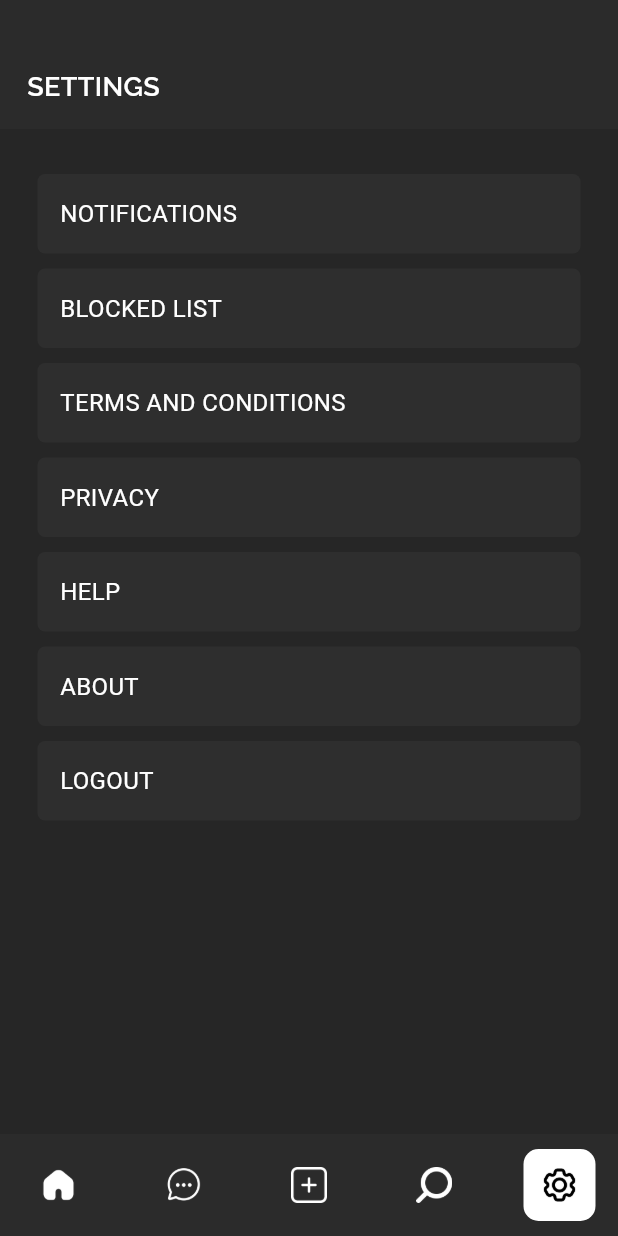
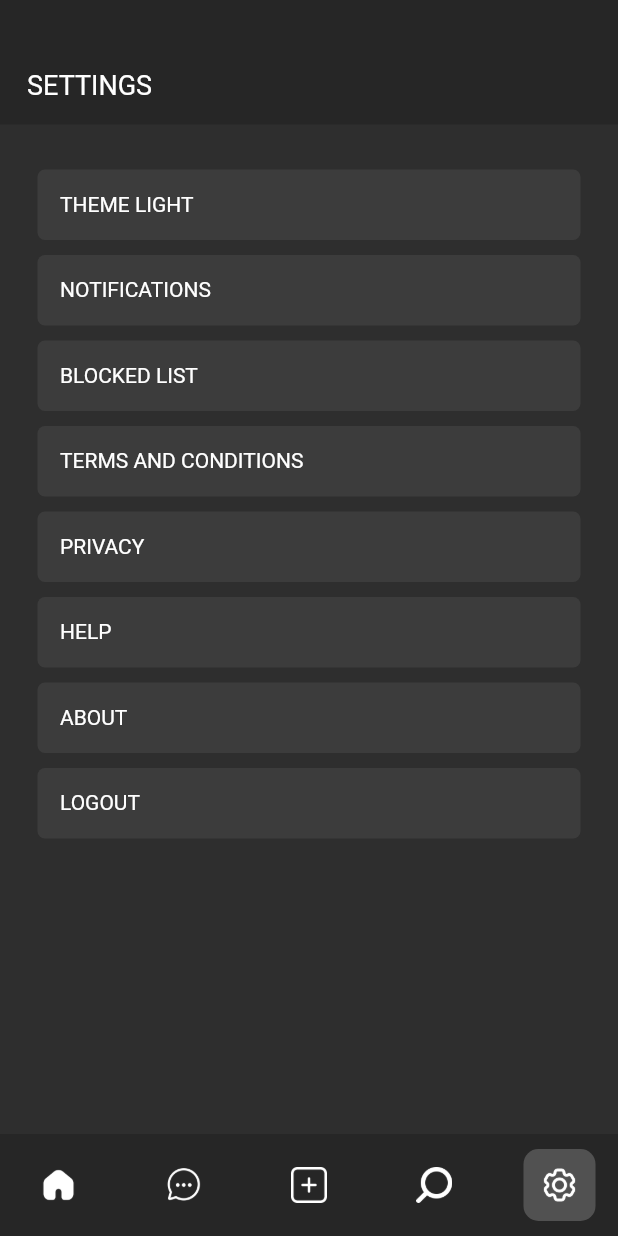
Before and after one commit to Raj481/Social-App, a Flutter app: the screen it shows after launch, item 5 of the bottom bar chosen, on a phone screen of 412 x 824 dp. Run offline on Flutter 3.47's test engine with Material 3 defaults, Android fonts, the phone set to English and light mode, and no system bars; our stand-ins replace flutter_bloc, shared_preferences.

Commit message:
Theme setup work

```diff
--- a/lib/screens/chat/chat_list_screen.dart
+++ b/lib/screens/chat/chat_list_screen.dart
@@ -17,20 +17,13 @@ class _ChatListScreenState extends State<ChatListScreen> {
   @override
   Widget build(BuildContext context) {
     return Scaffold(
-      backgroundColor: ColorRes.white.withOpacity(.03),
+      backgroundColor: Theme.of(context).colorScheme.background,
       body: Column(
         children: [
           CustomAppBarView(
             title: Text(
               StringRes.chat.toUpperCase(),
-              style: TextStyle(
-                  fontFamily: FontRes.ralewaySemiBold,
-                  color: ColorRes.white,
-                  fontSize: 18
-              ),
-            ),
-            decoration: BoxDecoration(
-                color: ColorRes.primaryBlack
+              style: Theme.of(context).textTheme.titleLarge,
             ),
           ),
           Flexible(
--- a/lib/screens/dashboard/bottom_nav_view.dart
+++ b/lib/screens/dashboard/bottom_nav_view.dart
@@ -1,8 +1,11 @@
 
 import 'package:flutter/material.dart';
+import 'package:flutter_bloc/flutter_bloc.dart';
 // import custom package
+import '../../logic/theme/theme_bloc.dart';
 import '../../utils/color_res.dart';
 import '../../utils/image_res.dart';
+import '../../utils/theme_res.dart';
 
 class BottomNavView extends StatefulWidget {
 
@@ -22,6 +25,8 @@ class _BottomNavViewState extends State<BottomNavView> {
 
   @override
   Widget build(BuildContext context) {
+    return BlocBuilder<ThemeBloc, ThemeData>(
+        builder: (_, themeState) {
           return Container(
             constraints: const BoxConstraints(
                 minHeight: 65
@@ -31,135 +36,95 @@ class _BottomNavViewState extends State<BottomNavView> {
                 top: 10, bottom: 10
             ),
             decoration: BoxDecoration(
-          color: ColorRes.secondaryBlack.withOpacity(.1)
+                color: Theme.of(context).primaryColor
             ),
             child: Row(
               mainAxisAlignment: MainAxisAlignment.spaceBetween,
               children: [
-          InkWell(
-            onTap: () => widget.onTap(0),
-            borderRadius: BorderRadius.circular(15),
-            child: Container(
-              decoration: BoxDecoration(
-                color: (widget.currentIndex == 0) ? ColorRes.white : ColorRes.transparent,
-                borderRadius: BorderRadius.circular(10)
+
+                _buildButton(
+                    isSelected: (widget.currentIndex == 0),
+                    index: 0,
+                    icon: (themeState == ThemeRes.of().darkTheme) ? ImageRes.icHomeWhite : ImageRes.icHomeBlack,
+                    selectedIcon: (themeState == ThemeRes.of().darkTheme) ? ImageRes.icHomeWhite : ImageRes.icHomeBlack,
                 ),
-              padding: const EdgeInsets.all(12.0),
-              child: (widget.currentIndex == 0)
-                  ? Image(
-                image: AssetImage(
-                    ImageRes.icHomeBlack
+
+                _buildButton(
+                  isSelected: (widget.currentIndex == 1),
+                  index: 1,
+                  icon: (themeState == ThemeRes.of().darkTheme) ? ImageRes.icChatBubbleWhite : ImageRes.icChatBubbleBlack,
+                  selectedIcon: (themeState == ThemeRes.of().darkTheme) ? ImageRes.icChatBubbleWhite : ImageRes.icChatBubbleBlack,
                 ),
-                height: 24,
-              )
-                  : Image(
-                    image: AssetImage(
-                      ImageRes.icHomeWhite
+
+                _buildButton(
+                  isSelected: (widget.currentIndex == 2),
+                  index: 2,
+                  icon: (themeState == ThemeRes.of().darkTheme) ? ImageRes.icAddWhite : ImageRes.icAddBlack,
+                  selectedIcon: (themeState == ThemeRes.of().darkTheme) ? ImageRes.icAddWhite : ImageRes.icAddBlack,
                 ),
-                    height: 24,
+
+                _buildButton(
+                  isSelected: (widget.currentIndex == 3),
+                  index: 3,
+                  icon: (themeState == ThemeRes.of().darkTheme) ? ImageRes.icSearchWhite : ImageRes.icSearchBlack,
+                  selectedIcon: (themeState == ThemeRes.of().darkTheme) ? ImageRes.icSearchWhite : ImageRes.icSearchBlack,
                 ),
-            ),
-          ),
-          InkWell(
-            onTap: () => widget.onTap(1),
-            borderRadius: BorderRadius.circular(15),
-            child: Container(
-              decoration: BoxDecoration(
-                  color: (widget.currentIndex == 1) ? ColorRes.white : ColorRes.transparent,
-                  borderRadius: BorderRadius.circular(10)
-              ),
-              padding: const EdgeInsets.all(12.0),
-              child:  (widget.currentIndex == 1)
-                  ? Image(
-                image: AssetImage(
-                    ImageRes.icChatBubbleBlack
-                ),
-                height: 24,
-              )
-                  : Image(
-                image: AssetImage(
-                    ImageRes.icChatBubbleWhite
-                ),
-                height: 24,
-              ),
-            ),
-          ),
-          InkWell(
-            onTap: () => widget.onTap(2),
-            borderRadius: BorderRadius.circular(15),
-            child: Container(
-              decoration: BoxDecoration(
-                  color: (widget.currentIndex == 2) ? ColorRes.white : ColorRes.transparent,
-                  borderRadius: BorderRadius.circular(10)
-              ),
-              padding: const EdgeInsets.all(12.0),
-              child: (widget.currentIndex == 2)
-                  ? Image(
-                image: AssetImage(
-                    ImageRes.icAddBlack
-                ),
-                height: 24,
-              )
-                  : Image(
-                image: AssetImage(
-                    ImageRes.icAddWhite
-                ),
-                height: 24,
-              ),
-            ),
-          ),
-          InkWell(
-            onTap: () => widget.onTap(3),
-            borderRadius: BorderRadius.circular(15),
-            child: Container(
-              decoration: BoxDecoration(
-                  color: (widget.currentIndex == 3) ? ColorRes.white : ColorRes.transparent,
-                  borderRadius: BorderRadius.circular(10)
-              ),
-              padding: const EdgeInsets.all(12.0),
-              child: (widget.currentIndex == 3)
-                  ? Image(
-                image: AssetImage(
-                    ImageRes.icSearchBlack
-                ),
-                height: 24,
-              )
-                  : Image(
-                image: AssetImage(
-                    ImageRes.icSearchWhite
-                ),
-                height: 24,
-              ),
-            ),
-          ),
-          InkWell(
-            onTap: () => widget.onTap(4),
-            borderRadius: BorderRadius.circular(15),
-            child: Container(
-                decoration: BoxDecoration(
-                    color: (widget.currentIndex == 4) ? ColorRes.white : ColorRes.transparent,
-                    borderRadius: BorderRadius.circular(10)
-                ),
-              padding: const EdgeInsets.all(12.0),
-                child: (widget.currentIndex == 4)
-                    ? Image(
-                image: AssetImage(
-                    ImageRes.icSettingsBlack
-                ),
-                height: 24,
-              )
-                    : Image(
-                image: AssetImage(
-                    ImageRes.icSettingsWhite
-                ),
-                height: 24,
-              )
-            ),
+
+                _buildButton(
+                  isSelected: (widget.currentIndex == 4),
+                  index: 4,
+                  icon: (themeState == ThemeRes.of().darkTheme) ? ImageRes.icSettingsWhite : ImageRes.icSettingsBlack,
+                  selectedIcon: (themeState == ThemeRes.of().darkTheme) ? ImageRes.icSettingsWhite : ImageRes.icSettingsBlack,
                 ),
               ],
             ),
           );
         }
+    );
+  }
 
+  Widget _buildButton({
+    required bool isSelected,
+    required int index,
+    required String icon,
+    required String selectedIcon,
+  }){
+
+    return isSelected
+        ? InkWell(
+      onTap: () => widget.onTap(index),
+      borderRadius: BorderRadius.circular(15),
+      child: Container(
+        decoration: BoxDecoration(
+            color: Theme.of(context).colorScheme.onBackground,
+            borderRadius: BorderRadius.circular(10)
+        ),
+        padding: const EdgeInsets.all(12.0),
+        child: Image(
+          image: AssetImage(
+              selectedIcon
+          ),
+          height: 24,
+        ),
+      ),
+    )
+        : InkWell(
+      onTap: () => widget.onTap(index),
+      borderRadius: BorderRadius.circular(15),
+      child: Container(
+        decoration: BoxDecoration(
+            color: ColorRes.transparent,
+            borderRadius: BorderRadius.circular(10)
+        ),
+        padding: const EdgeInsets.all(12.0),
+        child: Image(
+          image: AssetImage(
+              icon
+          ),
+          height: 24,
+        ),
+      ),
+    );
+  }
 
 }
--- a/lib/screens/dashboard/dashboard_screen.dart
+++ b/lib/screens/dashboard/dashboard_screen.dart
@@ -27,6 +27,8 @@ class _DashBoardScreenState extends State<DashBoardScreen> {
   int index = 0;
   @override
   Widget build(BuildContext context) {
+    return BlocBuilder<ThemeBloc, ThemeData>(
+        builder: (_, state) {
           return Scaffold(
             // ColorRes.primaryBlack
             backgroundColor: Theme.of(context).primaryColor,
@@ -53,10 +55,11 @@ class _DashBoardScreenState extends State<DashBoardScreen> {
                   setState(() {
                     index = value;
                   });
-           // BlocProvider.of<ThemeBloc>(context).add(ThemeSwitchEvent());
                 }
               },
             ),
           );
         }
+    );
   }
+}
--- a/lib/screens/home/home_screen.dart
+++ b/lib/screens/home/home_screen.dart
@@ -18,17 +18,13 @@ class _HomeScreenState extends State<HomeScreen> {
   @override
   Widget build(BuildContext context) {
     return Scaffold(
-      backgroundColor: ColorRes.white.withOpacity(.03),
+      backgroundColor: Theme.of(context).colorScheme.background,
       body: Column(
         children: [
           CustomAppBarView(
             title: Text(
               StringRes.appName.toUpperCase(),
-              style: TextStyle(
-                  fontFamily: FontRes.ralewaySemiBold,
-                  color: ColorRes.white,
-                  fontSize: 18
-              ),
+              style: Theme.of(context).textTheme.titleLarge,
             ),
             trailing: [
               InkWell(
@@ -40,9 +36,6 @@ class _HomeScreenState extends State<HomeScreen> {
                 ),
               )
             ],
-            decoration: BoxDecoration(
-              color: ColorRes.primaryBlack
-            ),
           ),
           Flexible(
               child: ListView.builder(
--- a/lib/screens/search/search_screen.dart
+++ b/lib/screens/search/search_screen.dart
@@ -19,23 +19,19 @@ class _SearchScreenState extends State<SearchScreen> {
   @override
   Widget build(BuildContext context) {
     return Scaffold(
-      backgroundColor: ColorRes.primaryBlack,
+      backgroundColor: Theme.of(context).colorScheme.background,
       body: Column(
         children: [
           CustomAppBarView(
             title: Text(
               StringRes.search.toUpperCase(),
-              style: TextStyle(
-                  fontFamily: FontRes.ralewaySemiBold,
-                  color: ColorRes.white,
-                  fontSize: 18
-              ),
+              style: Theme.of(context).textTheme.titleLarge,
             ),
           ),
           const SizedBox(height: 15,),
           Row(
             children: [
-              CustomTextField(
+             /* CustomTextField(
                 hintText: "Search",
                 boxDecoration: BoxDecoration(
                   color: ColorRes.white.withOpacity(.1),
@@ -51,11 +47,11 @@ class _SearchScreenState extends State<SearchScreen> {
                     fontFamily: FontRes.robotoRegular,
                     fontSize: 14
                 ),
-              ),
+              ),*/
             ],
           ),
           const SizedBox(height: 15,),
-          SizedBox(
+          /*SizedBox(
             height: 190,
             child: ListView.builder(
                 scrollDirection: Axis.horizontal,
@@ -116,7 +112,7 @@ class _SearchScreenState extends State<SearchScreen> {
                   );
                 }
             ),
-          ),
+          ),*/
           const SizedBox(height: 15,),
         ],
       ),
--- a/lib/screens/setting/settings_screen.dart
+++ b/lib/screens/setting/settings_screen.dart
@@ -1,7 +1,10 @@
 
 import 'package:flutter/material.dart';
+import 'package:flutter_bloc/flutter_bloc.dart';
 import 'package:socialapp/widgets/rounded_container_view.dart';
 
+import '../../logic/theme/theme_bloc.dart';
+import '../../logic/theme/theme_event.dart';
 import '../../utils/color_res.dart';
 import '../../utils/font_res.dart';
 import '../../utils/string_res.dart';
@@ -17,6 +20,7 @@ class SettingsScreen extends StatefulWidget {
 class _SettingsScreenState extends State<SettingsScreen> {
 
   final List<String> _list = [
+    "Theme Light",
     "Notifications",
     "Blocked List",
     "Terms and Conditions",
@@ -29,17 +33,13 @@ class _SettingsScreenState extends State<SettingsScreen> {
   @override
   Widget build(BuildContext context) {
     return Scaffold(
-      backgroundColor: ColorRes.primaryBlack,
+      backgroundColor: Theme.of(context).colorScheme.background,
       body: Column(
         children: [
           CustomAppBarView(
             title: Text(
               StringRes.settings.toUpperCase(),
-              style: TextStyle(
-                  fontFamily: FontRes.ralewaySemiBold,
-                  color: ColorRes.white,
-                  fontSize: 18
-              ),
+              style: Theme.of(context).textTheme.titleLarge,
             ),
           ),
           Flexible(
@@ -58,11 +58,11 @@ class _SettingsScreenState extends State<SettingsScreen> {
                         minHeight: 45
                       ),
                       boxDecoration: BoxDecoration(
-                        color: ColorRes.greyMedium.withOpacity(.1),
+                        color: Theme.of(context).cardColor,
                         borderRadius: BorderRadius.circular(5),
                       ),
                       child: InkWell(
-                        onTap: (){},
+                        onTap: () => onItemTap(index),
                         borderRadius: BorderRadius.circular(5),
                         child: Padding(
                           padding: const EdgeInsets.symmetric(
@@ -73,11 +73,7 @@ class _SettingsScreenState extends State<SettingsScreen> {
                             children: [
                               Text(
                                 _list.elementAt(index).toUpperCase(),
-                                style: TextStyle(
-                                    fontFamily: FontRes.robotoRegular,
-                                    color: ColorRes.white,
-                                    fontSize: 16,
-                                ),
+                                style: Theme.of(context).textTheme.displaySmall,
                               ),
                             ],
                           ),
@@ -91,4 +87,13 @@ class _SettingsScreenState extends State<SettingsScreen> {
       ),
     );
   }
+
+  onItemTap(int index){
+    if(index == 0){
+      setState(() {
+        _list[index] = "Theme Light";
+      });
+      BlocProvider.of<ThemeBloc>(context).add(ThemeSwitchEvent());
+    }
+  }
 }
--- a/lib/utils/color_res.dart
+++ b/lib/utils/color_res.dart
@@ -13,11 +13,21 @@ class ColorRes {
   static Color get primaryBlack => const Color(0xFF262626);
   static Color get secondaryBlack => const Color(0xFF595959);
   static Color get white => const Color(0xFFffffff);
+  static Color get whiteSecondary => const Color(0xFFEDEADE);
   static Color get whiteMedium => const Color(0x9bffffff);
+  static Color get pearl => const Color(0xFFE2DFD2);
   static Color get redMedium => const Color(0xFFe60000);
   static Color get redLight => const Color(0xFFff4d4d);
   static Color get redDark => const Color(0xFF4d0000);
   static Color get greyLight => const Color(0xFFbfbfbf);
   static Color get greyMedium => const Color(0xFF737373);
 
+  //////
+  static Color get beige => const Color(0xFFE4E6C3);
+  static Color get babyPowder => const Color(0xFFF7F7F2);
+  static Color get smokyBlack => const Color(0xFF14110F);
+  static Color get jet => const Color(0xFF34312D);
+  static Color get almond => const Color(0xFFF2E2D2);
+  static Color get ashGrey => const Color(0xFFBCC1BA);
+
 }
--- a/lib/utils/image_res.dart
+++ b/lib/utils/image_res.dart
@@ -1,5 +1,15 @@
+
+
+import 'package:flutter/material.dart';
 
 class ImageRes {
+  ImageRes._();
+  static bool isDarkMode = false;
+  static ImageRes instance = ImageRes._();
+  static ImageRes of(BuildContext context) {
+    isDarkMode = Theme.of(context).brightness == Brightness.dark;
+    return instance;
+  }
   static String get image => "assets/images";
   static String get utils => "assets/images/utils";
   static String get icAddBlack => "$image/ic_add_black.png";
@@ -21,6 +31,9 @@ class ImageRes {
   static String get icSearchWhite => "$image/ic_search_white.png";
   static String get icSettingsBlack => "$image/ic_settings_black.png";
   static String get icSettingsWhite => "$image/ic_settings_white.png";
+
+  String get icSettingsSelected => isDarkMode
+      ? "$image/ic_settings_black.png" : "$image/ic_settings_white.png";
   static String get icUserWhite => "$image/ic_user_white.png";
   static String get icUserBlack => "$image/ic_user_black.png";
   static String get icSendBlack => "$image/ic_send_black.png";
--- a/lib/utils/theme_res.dart
+++ b/lib/utils/theme_res.dart
@@ -2,6 +2,7 @@
 
 import 'package:flutter/material.dart';
 import 'package:socialapp/utils/color_res.dart';
+import 'package:socialapp/utils/font_res.dart';
 
 class ThemeRes {
 
@@ -12,13 +13,85 @@ class ThemeRes {
   }
   ThemeData get darkTheme => ThemeData(
     primaryColor: ColorRes.primaryBlack,
-    textTheme: const TextTheme(),
-    buttonTheme: const ButtonThemeData()
+    secondaryHeaderColor: ColorRes.white,
+    cardColor: ColorRes.greyMedium.withOpacity(.2),
+    textTheme: TextTheme(
+        displaySmall: TextStyle(
+            fontFamily: FontRes.robotoRegular,
+            color: ColorRes.white,
+            fontSize: 14
+        ),
+        titleSmall: TextStyle(
+            fontFamily: FontRes.robotoRegular,
+            color: ColorRes.white,
+            fontSize: 14
+        ),
+        displayLarge: TextStyle(
+          fontFamily: FontRes.robotoRegular,
+          color: ColorRes.white,
+          fontSize: 18
+      ),
+        titleLarge: TextStyle(
+            fontFamily: FontRes.robotoRegular,
+            color: ColorRes.white,
+            fontSize: 18
+        ),
+    ),
+    colorScheme: ColorScheme(
+        brightness: Brightness.dark,
+        primary: ColorRes.primaryBlack,
+        onPrimary: ColorRes.transparent,
+        secondary: ColorRes.white.withOpacity(.3),
+        onSecondary: ColorRes.transparent,
+        error: ColorRes.transparent,
+        onError: ColorRes.transparent,
+        background: ColorRes.greyMedium.withOpacity(.1),
+        onBackground: ColorRes.whiteMedium.withOpacity(.2),
+        surface: ColorRes.transparent,
+        onSurface: ColorRes.transparent
+    ),
   );
   ThemeData get lightTheme => ThemeData(
       primaryColor: ColorRes.white,
-      textTheme: const TextTheme(),
-      buttonTheme: const ButtonThemeData()
+    secondaryHeaderColor: ColorRes.primaryBlack,
+      cardColor: ColorRes.white,
+      textTheme: TextTheme(
+        displaySmall: TextStyle(
+            fontFamily: FontRes.robotoRegular,
+            color: ColorRes.primaryBlack,
+            fontSize: 14
+        ),
+        titleSmall: TextStyle(
+            fontFamily: FontRes.robotoRegular,
+            color: ColorRes.primaryBlack,
+            fontSize: 14
+        ),
+        displayLarge: TextStyle(
+            fontFamily: FontRes.robotoRegular,
+            color: ColorRes.primaryBlack,
+            fontSize: 18
+        ),
+        titleLarge: TextStyle(
+            fontFamily: FontRes.robotoRegular,
+            color: ColorRes.primaryBlack,
+            fontSize: 18
+        ),
+      ),
+      colorScheme: ColorScheme(
+      brightness: Brightness.dark,
+      primary: ColorRes.primaryBlack,
+      onPrimary: ColorRes.transparent,
+      secondary: ColorRes.primaryBlack.withOpacity(.3),
+      onSecondary: ColorRes.transparent,
+      error: ColorRes.transparent,
+      onError: ColorRes.transparent,
+      background: ColorRes.black.withOpacity(.08),
+      onBackground: ColorRes.greyLight.withOpacity(.6),
+      surface: ColorRes.transparent,
+      onSurface: ColorRes.transparent
+  ),
   );
 
+
+
 }
--- a/lib/widgets/custom_appbar_view.dart
+++ b/lib/widgets/custom_appbar_view.dart
@@ -26,7 +26,7 @@ class CustomAppBarView extends StatelessWidget {
           top: 45, bottom: 15
       ),
       decoration: decoration ?? BoxDecoration(
-          color: ColorRes.secondaryBlack.withOpacity(.1)
+          color: Theme.of(context).primaryColor
       ),
       child: Row(
         mainAxisAlignment: MainAxisAlignment.spaceBetween,
```
Lines whose indentation alone changed are shown as unchanged.
